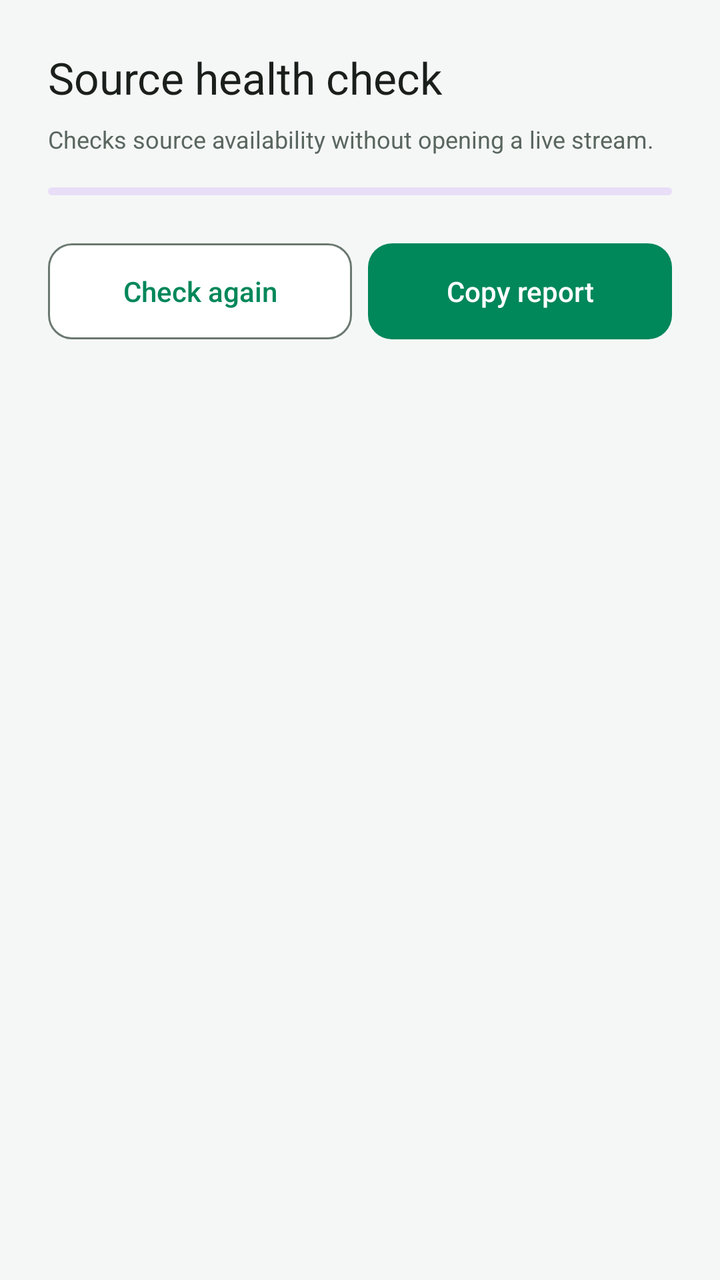
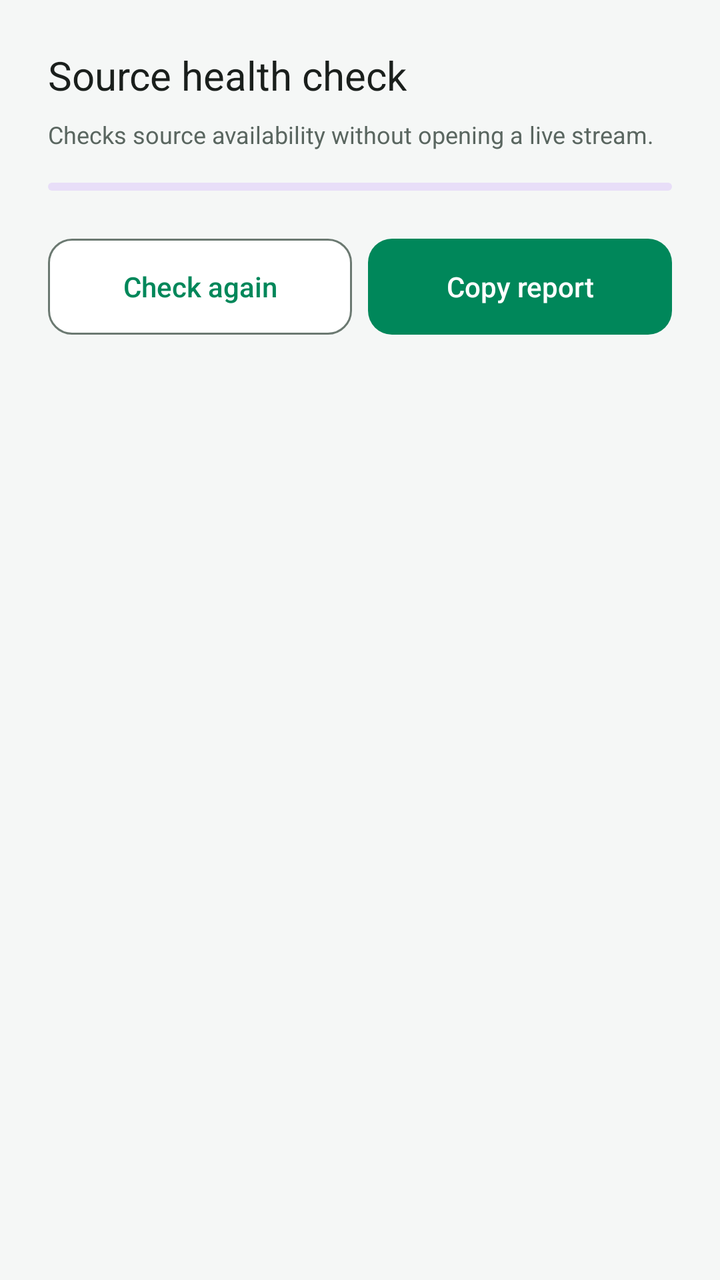

Two renders of the same Android screen: before a commit and after it. Below are the layout's source before the change and the commit's diff.
<!-- AndroidManifest.xml: application theme Theme.App -->
<!-- res/layout/dialog_source_health.xml -->
<?xml version="1.0" encoding="utf-8"?>
<ScrollView xmlns:android="http://schemas.android.com/apk/res/android"
    android:layout_width="match_parent"
    android:layout_height="wrap_content"
    android:fillViewport="true">

    <androidx.appcompat.widget.LinearLayoutCompat
        android:id="@+id/content"
        android:layout_width="match_parent"
        android:layout_height="wrap_content"
        android:orientation="vertical"
        android:padding="24dp">

        <com.google.android.material.textview.MaterialTextView
            android:layout_width="match_parent"
            android:layout_height="wrap_content"
            android:text="@string/source_health_title"
            android:textAppearance="@style/TextAppearance.IBox.Toolbar" />

        <com.google.android.material.textview.MaterialTextView
            android:layout_width="match_parent"
            android:layout_height="wrap_content"
            android:layout_marginTop="8dp"
            android:text="@string/source_health_description"
            android:textAppearance="@style/TextAppearance.IBox.Supporting" />

        <com.google.android.material.progressindicator.LinearProgressIndicator
            android:id="@+id/progress"
            android:layout_width="match_parent"
            android:layout_height="wrap_content"
            android:layout_marginTop="16dp"
            android:indeterminate="true" />

        <androidx.appcompat.widget.LinearLayoutCompat
            android:id="@+id/checks"
            android:layout_width="match_parent"
            android:layout_height="wrap_content"
            android:layout_marginTop="8dp"
            android:orientation="vertical" />

        <androidx.appcompat.widget.LinearLayoutCompat
            android:layout_width="match_parent"
            android:layout_height="wrap_content"
            android:layout_marginTop="16dp"
            android:orientation="horizontal">

            <com.google.android.material.button.MaterialButton
                android:id="@+id/retry"
                style="@style/Widget.IBox.Button.Outlined"
                android:layout_width="0dp"
                android:layout_height="48dp"
                android:layout_marginEnd="8dp"
                android:layout_weight="1"
                android:text="@string/source_health_retry" />

            <com.google.android.material.button.MaterialButton
                android:id="@+id/copy"
                android:layout_width="0dp"
                android:layout_height="48dp"
                android:layout_weight="1"
                android:text="@string/source_health_copy" />
        </androidx.appcompat.widget.LinearLayoutCompat>
    </androidx.appcompat.widget.LinearLayoutCompat>
</ScrollView>
<!-- resources referenced by this layout -->
<resources>
  <string name="source_health_copy">Copy report</string>
  <string name="source_health_description">Checks source availability without opening a live stream.</string>
  <string name="source_health_retry">Check again</string>
  <string name="source_health_title">Source health check</string>
  <style name="TextAppearance.IBox.Toolbar" parent="TextAppearance.IBox.PageTitle">
          <item name="android:letterSpacing">0</item>
      </style>
  <style name="Theme.App" parent="Theme.Base" />
  <dimen name="ibox_text_supporting">12sp</dimen>
  <dimen name="ibox_stroke_thin">1dp</dimen>
  <dimen name="ibox_text_page_title">22sp</dimen>
  <style name="ShapeAppearance.IBox.Card" parent="ShapeAppearance.Material3.MediumComponent">
          <item name="cornerSize">@dimen/ibox_radius_card</item>
      </style>
  <dimen name="ibox_touch_target">48dp</dimen>
  <dimen name="ibox_text_button">14sp</dimen>
  <style name="NoAnim">
          <item name="android:activityOpenEnterAnimation">@null</item>
          <item name="android:activityOpenExitAnimation">@null</item>
          <item name="android:activityCloseEnterAnimation">@null</item>
          <item name="android:activityCloseExitAnimation">@null</item>
      </style>
  <dimen name="ibox_radius_card">12dp</dimen>
  <color name="ibox_focus">#FFFFFF</color>
  <color name="ibox_on_primary">#FFFFFF</color>
  <color name="ibox_primary">#00875A</color>
  <color name="ibox_primary_container">#D7F2E4</color>
  <color name="ibox_on_primary_container">#00391F</color>
  <color name="ibox_secondary">#4A5B53</color>
  <color name="ibox_surface">#FFFFFF</color>
  <color name="ibox_surface_variant">#EBEFEC</color>
  <color name="ibox_surface_container_low">#F9FAF9</color>
  <color name="ibox_surface_container_high">#E1E7E3</color>
  <color name="ibox_text_primary">#1A1F1C</color>
  <color name="ibox_text_secondary">#5A6660</color>
  <color name="ibox_outline">#7A8880</color>
  <color name="ibox_divider">#E1E7E3</color>
  <color name="ibox_error">#B3261E</color>
  <color name="ibox_error_container">#FFDAD6</color>
  <color name="ibox_on_error_container">#410002</color>
  <style name="Widget.IBox.Button" parent="Widget.IBox.Button.Base" />
  <color name="white_15">#26FFFFFF</color>
  <color name="ibox_surface_container">#F5F7F6</color>
  <style name="ShapeAppearance.IBox.Component" parent="ShapeAppearance.Material3.SmallComponent">
          <item name="cornerSize">@dimen/ibox_radius_small</item>
      </style>
  <style name="Animation.IBox.Dialog.Alert" parent="@android:style/Animation.Dialog">
          <item name="android:windowEnterAnimation">@anim/ibox_dialog_enter</item>
          <item name="android:windowExitAnimation">@anim/ibox_dialog_exit</item>
      </style>
  <style name="ShapeAppearance.IBox.Dialog" parent="ShapeAppearance.Material3.MediumComponent">
          <item name="cornerSize">@dimen/ibox_dialog_radius_mobile</item>
      </style>
  <style name="Animation.IBox.Dialog.BottomSheet" parent="@android:style/Animation.Dialog">
          <item name="android:windowEnterAnimation">@anim/ibox_dialog_enter</item>
          <item name="android:windowExitAnimation">@anim/ibox_dialog_exit</item>
      </style>
  <style name="Widget.IBox.BottomSheet" parent="Widget.Material3.BottomSheet.Modal">
          <item name="android:backgroundTint">@color/ibox_surface</item>
          <item name="shapeAppearance">@style/ShapeAppearance.IBox.BottomSheet</item>
      </style>
  <dimen name="ibox_radius_small">8dp</dimen>
  <dimen name="ibox_dialog_radius_mobile">16dp</dimen>
  <!-- unchanged entries left out for length: 11 -->
</resources>

<!-- the commit's change to res/layout/dialog_source_health.xml (unified diff, before → after) -->
@@ -9,13 +9,13 @@
         android:layout_width="match_parent"
         android:layout_height="wrap_content"
         android:orientation="vertical"
-        android:padding="24dp">
+        android:padding="@dimen/ibox_dialog_content_padding">
 
         <com.google.android.material.textview.MaterialTextView
             android:layout_width="match_parent"
             android:layout_height="wrap_content"
             android:text="@string/source_health_title"
-            android:textAppearance="@style/TextAppearance.IBox.Toolbar" />
+            android:textAppearance="@style/TextAppearance.IBox.DialogTitle" />
 
         <com.google.android.material.textview.MaterialTextView
             android:layout_width="match_parent"
<!-- resource entries referenced after the edit -->
@@ -1,13 +1,16 @@
 <!-- resources referenced by this layout -->
 <resources>
+  <dimen name="ibox_dialog_content_padding">24dp</dimen>
   <string name="source_health_copy">Copy report</string>
   <string name="source_health_description">Checks source availability without opening a live stream.</string>
   <string name="source_health_retry">Check again</string>
   <string name="source_health_title">Source health check</string>
-  <style name="TextAppearance.IBox.Toolbar" parent="TextAppearance.IBox.PageTitle">
+  <style name="TextAppearance.IBox.DialogTitle" parent="TextAppearance.IBox.PageTitle">
           <item name="android:letterSpacing">0</item>
+          <item name="android:textSize">@dimen/ibox_text_dialog_title</item>
       </style>
   <style name="Theme.App" parent="Theme.Base" />
+  <dimen name="ibox_text_dialog_title">20sp</dimen>
   <dimen name="ibox_text_supporting">12sp</dimen>
   <dimen name="ibox_stroke_thin">1dp</dimen>
   <dimen name="ibox_text_page_title">22sp</dimen>
